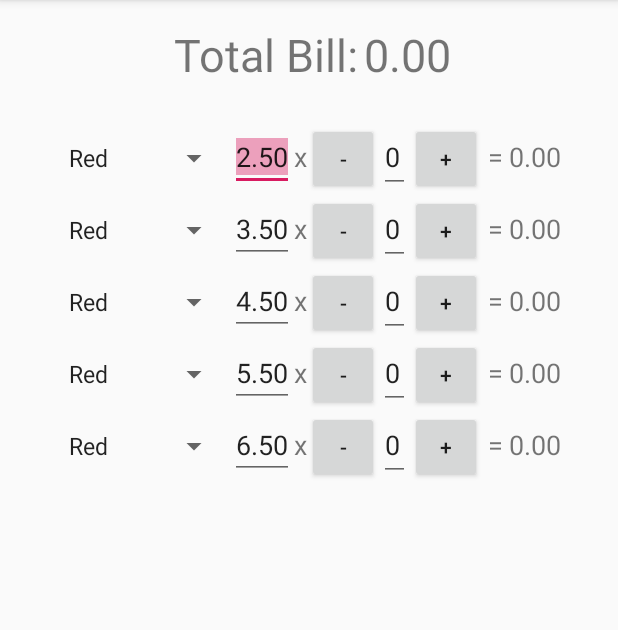
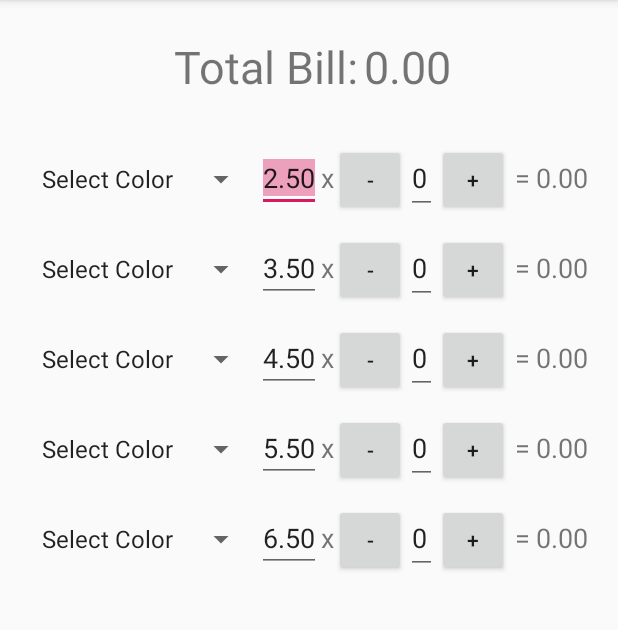
Before and after one commit to LJGladic/SushiPlateBillCalculator, an Android app: the screen it shows after launch (MainActivity), on a phone screen of 412 x 824 dp, the part 84-714 px from its top. Run offline under Robolectric (Android 15) with nearby library versions, the phone set to English and light mode, and no system bars.

Commit message:
Updated Spinner strings.  Adjusted padding between rows.

```diff
--- a/app/src/main/res/layout/activity_main.xml
+++ b/app/src/main/res/layout/activity_main.xml
@@ -11,7 +11,7 @@
         android:id="@+id/totalBillLayout"
         android:layout_width="wrap_content"
         android:layout_height="wrap_content"
-        android:layout_marginTop="16dp"
+        android:layout_marginTop="24dp"
         android:orientation="horizontal"
         app:layout_constraintEnd_toEndOf="parent"
         app:layout_constraintStart_toStartOf="parent"
@@ -49,7 +49,9 @@
             android:id="@+id/yellowPlateRow"
             android:layout_width="match_parent"
             android:layout_height="wrap_content"
-            android:orientation="horizontal">
+            android:orientation="horizontal"
+            android:paddingTop="6dp"
+            android:paddingBottom="6dp">
 
             <Spinner
                 android:id="@+id/yellowColorSpinner"
@@ -88,12 +90,12 @@
                 android:id="@+id/yellowNumberPlates"
                 android:layout_width="wrap_content"
                 android:layout_height="match_parent"
+                android:importantForAutofill="no"
                 android:inputType="number"
                 android:maxLength="3"
                 android:selectAllOnFocus="true"
                 android:singleLine="true"
-                android:text="@string/num_plates_start"
-                android:importantForAutofill="no" />
+                android:text="@string/num_plates_start" />
 
             <Button
                 android:id="@+id/yellowPlus"
@@ -127,7 +129,9 @@
             android:id="@+id/redPlateRow"
             android:layout_width="match_parent"
             android:layout_height="wrap_content"
-            android:orientation="horizontal">
+            android:orientation="horizontal"
+            android:paddingTop="6dp"
+            android:paddingBottom="6dp">
 
             <Spinner
                 android:id="@+id/redColorSpinner"
@@ -166,12 +170,12 @@
                 android:id="@+id/redNumberPlates"
                 android:layout_width="wrap_content"
                 android:layout_height="match_parent"
+                android:importantForAutofill="no"
                 android:inputType="number"
                 android:maxLength="3"
                 android:selectAllOnFocus="true"
                 android:singleLine="true"
-                android:text="@string/num_plates_start"
-                android:importantForAutofill="no" />
+                android:text="@string/num_plates_start" />
 
             <Button
                 android:id="@+id/redPlus"
@@ -205,7 +209,9 @@
             android:id="@+id/greenPlateRow"
             android:layout_width="match_parent"
             android:layout_height="wrap_content"
-            android:orientation="horizontal">
+            android:orientation="horizontal"
+            android:paddingTop="6dp"
+            android:paddingBottom="6dp">
 
             <Spinner
                 android:id="@+id/greenColorSpinner"
@@ -244,12 +250,12 @@
                 android:id="@+id/greenNumberPlates"
                 android:layout_width="wrap_content"
                 android:layout_height="match_parent"
+                android:importantForAutofill="no"
                 android:inputType="number"
                 android:maxLength="3"
                 android:selectAllOnFocus="true"
                 android:singleLine="true"
-                android:text="@string/num_plates_start"
-                android:importantForAutofill="no" />
+                android:text="@string/num_plates_start" />
 
             <Button
                 android:id="@+id/greenPlus"
@@ -283,7 +289,9 @@
             android:id="@+id/bluePlateRow"
             android:layout_width="match_parent"
             android:layout_height="wrap_content"
-            android:orientation="horizontal">
+            android:orientation="horizontal"
+            android:paddingTop="6dp"
+            android:paddingBottom="6dp">
 
             <Spinner
                 android:id="@+id/blueColorSpinner"
@@ -322,12 +330,12 @@
                 android:id="@+id/blueNumberPlates"
                 android:layout_width="wrap_content"
                 android:layout_height="match_parent"
+                android:importantForAutofill="no"
                 android:inputType="number"
                 android:maxLength="3"
                 android:selectAllOnFocus="true"
                 android:singleLine="true"
-                android:text="@string/num_plates_start"
-                android:importantForAutofill="no" />
+                android:text="@string/num_plates_start" />
 
             <Button
                 android:id="@+id/bluePlus"
@@ -361,7 +369,9 @@
             android:id="@+id/violetPlateRow"
             android:layout_width="match_parent"
             android:layout_height="wrap_content"
-            android:orientation="horizontal">
+            android:orientation="horizontal"
+            android:paddingTop="6dp"
+            android:paddingBottom="6dp">
 
             <Spinner
                 android:id="@+id/violetColorSpinner"
@@ -400,12 +410,12 @@
                 android:id="@+id/violetNumberPlates"
                 android:layout_width="wrap_content"
                 android:layout_height="match_parent"
+                android:importantForAutofill="no"
                 android:inputType="number"
                 android:maxLength="3"
                 android:selectAllOnFocus="true"
                 android:singleLine="true"
-                android:text="@string/num_plates_start"
-                android:importantForAutofill="no" />
+                android:text="@string/num_plates_start" />
 
             <Button
                 android:id="@+id/violetPlus"
--- a/app/src/main/res/values/strings.xml
+++ b/app/src/main/res/values/strings.xml
@@ -14,6 +14,7 @@
     <string name="num_plates_start">0</string>
     <string name="equals">=</string>
     <string-array name="color_spinner">
+        <item>Select Color</item>
         <item>Red</item>
         <item>Orange</item>
         <item>Yellow</item>
```
Also changed, not shown: app/src/main/java/com/example/sushiplatebillcalculator/MainActivity.java (line endings or trailing spaces).
